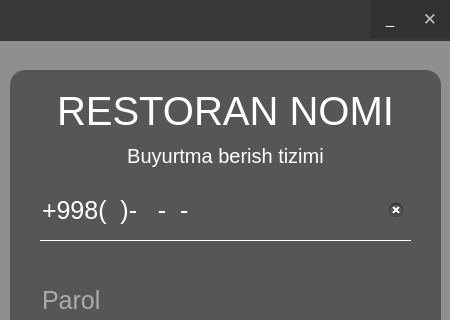
The window that design/login.ui (Ahmadjon-Ergashev/Restaurant) describes before a commit, drawn with Qt 5; both pictures show x 0 to 450 and y 0 to 320 of the 450 by 500 pixel window.
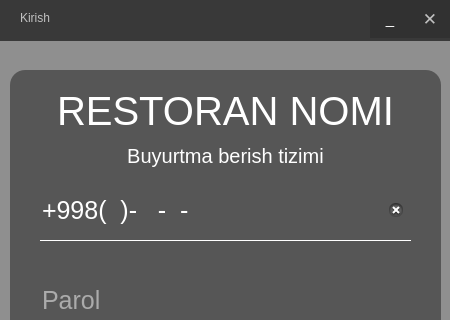
The same window after the commit. Icons and pictures are not drawn.

What changed in the file:
```diff
--- a/design/login.ui
+++ b/design/login.ui
@@ -419,6 +419,29 @@
      <string>✕</string>
     </property>
    </widget>
+   <widget class="QLabel" name="label_2">
+    <property name="geometry">
+     <rect>
+      <x>20</x>
+      <y>10</y>
+      <width>101</width>
+      <height>16</height>
+     </rect>
+    </property>
+    <property name="font">
+     <font>
+      <pointsize>9</pointsize>
+     </font>
+    </property>
+    <property name="styleSheet">
+     <string notr="true">
+color:silver;
+background:transparent;</string>
+    </property>
+    <property name="text">
+     <string>Kirish</string>
+    </property>
+   </widget>
   </widget>
   <zorder>frame_3</zorder>
   <zorder>frame</zorder>
```
Left out of the diff: 2 changed lines with no effect on the pictures.
